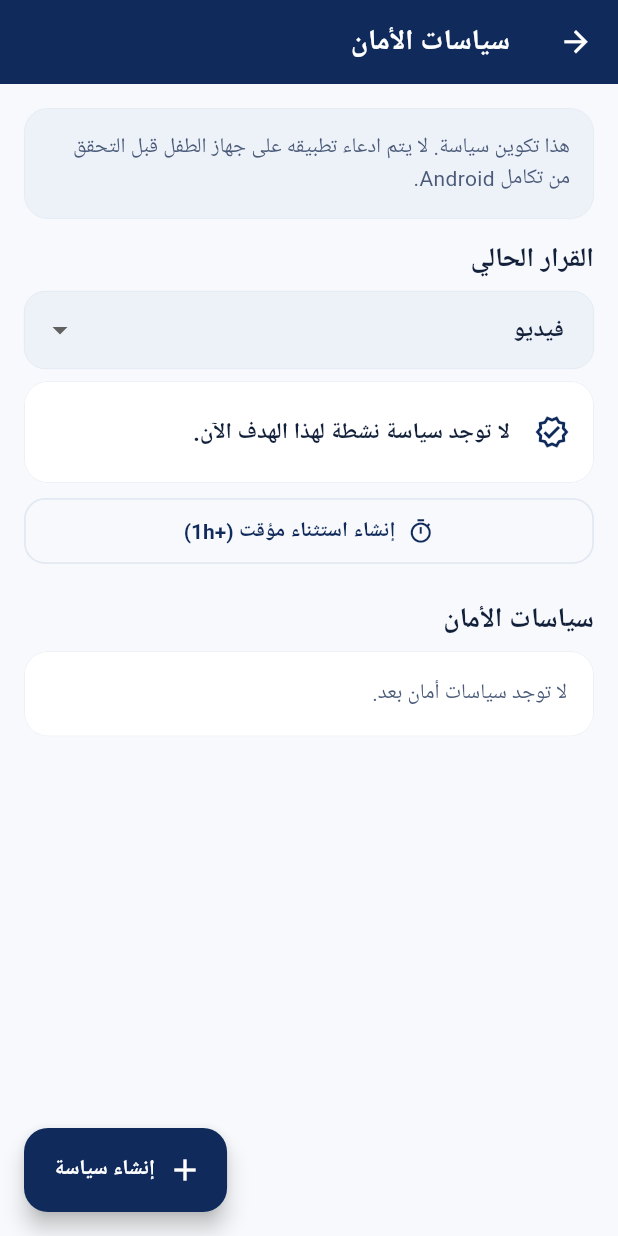
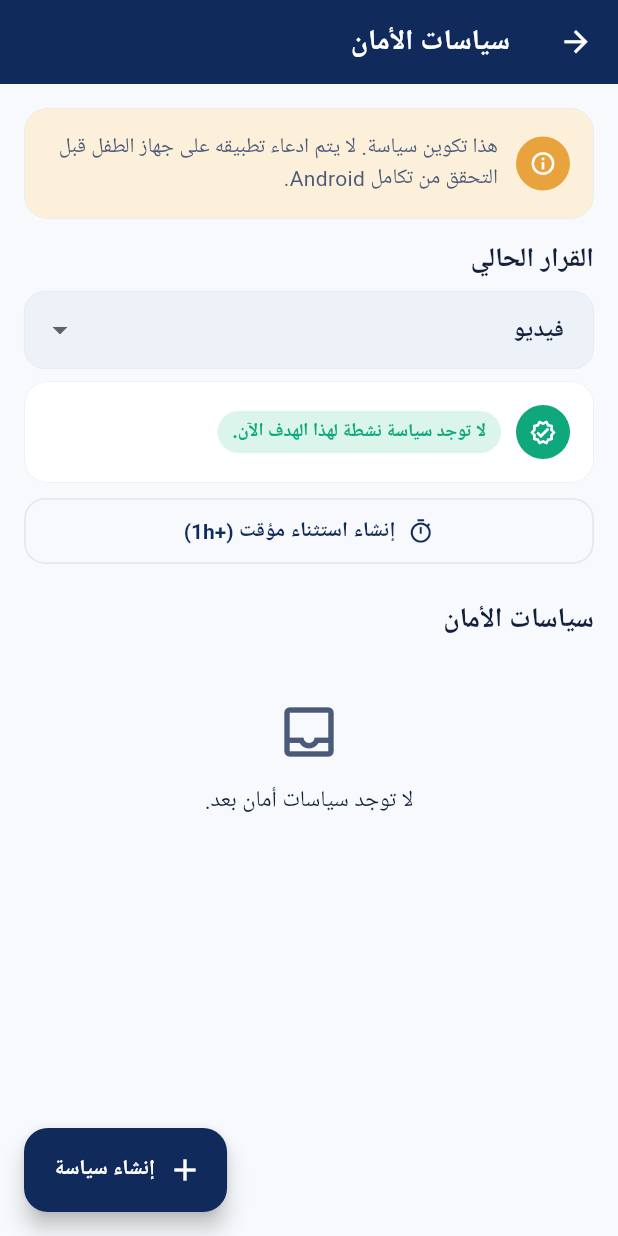
Before and after one commit to Bassam-mohammed-alqaeadi/Guardian-Eye, a Flutter app: the SafetyPoliciesScreen screen opened directly with empty values, on a phone screen of 412 x 824 dp. Run offline on Flutter 3.47's test engine with Material 3 defaults, Android fonts, the phone set to English and light mode, and no system bars; our stand-ins replace cloud_firestore, cloud_functions, connectivity_plus, dio, firebase_auth, firebase_core and 8 more; accounts and stored records are empty; Roboto replaces fonts that are missing (Cairo).

Commit message:
Phase 1: Upgrade all baseline screens to design system primitives
- Pairing, Device Link, Child Redemption, Safety Actions: GuardianStateView
  for loading/error/unauthorized/empty, GuardianCard + icon badges for QR
  and outcome surfaces, GuardianStatusChip for expiry and sync states
- Screen-Time Policies (child-centric): GuardianCard for all three admin
  cards, GuardianStateView for empty/error sections, decision chips,
  tokenized read-only spouse banner
- Safety Policies, Child Device Status: card tokenization, honest states
- Daily Safety / Exception Requests / Timeline: GuardianCard with status
  chips, info banner, GuardianStateView replacing ad-hoc retry
- Family Members: overview/unauthorized/empty tiles and member tiles
- GuardianStateView gains optional title; screen-time empty action uses
  createPolicy to preserve the exact 'addFirstPolicy' contract
- Docs: 06_ux/02_screens/INDEX.md updated to Phase 1 complete

All 247/247 tests green; flutter analyze clean. No backend changes.

```diff
--- a/lib/presentation/screens/safety_policies_screen.dart
+++ b/lib/presentation/screens/safety_policies_screen.dart
@@ -3,6 +3,8 @@ import 'package:flutter_riverpod/flutter_riverpod.dart';
 
 import '../../application/guardian_providers.dart';
 import '../../core/localization/app_localizations.dart';
+import '../../core/theme/guardian_tokens.dart';
+import '../widgets/guardian_primitives.dart';
 import '../../domain/guardian_models.dart';
 import '../../domain/policy_engine.dart';
 
@@ -325,22 +327,23 @@ class _SafetyPoliciesScreenState extends ConsumerState<SafetyPoliciesScreen> {
         body: _loading
             ? const Center(child: CircularProgressIndicator())
             : _error != null
-                ? Center(
-                    child: FilledButton.icon(
-                        onPressed: _load,
-                        icon: const Icon(Icons.refresh),
-                        label: Text(l10n.t('retry'))))
+                ? GuardianStateView(
+                    state: GuardianViewState.error,
+                    onRetry: _load)
                 : RefreshIndicator(
                     onRefresh: _load,
                     child:
                         ListView(padding: const EdgeInsets.all(16), children: [
-                      Card(
-                          color: Theme.of(context)
-                              .colorScheme
-                              .surfaceContainerHighest,
-                          child: Padding(
-                              padding: const EdgeInsets.all(16),
-                              child: Text(l10n.t('policyNotDeviceEnforced')))),
+                      GuardianCard(
+                          color: GuardianTokens.statusWatchSoft,
+                          child: Row(children: [
+                            GuardianIconBadge(
+                                icon: Icons.info_outline,
+                                background: GuardianTokens.statusWatch,
+                                size: 36),
+                            const SizedBox(width: 12),
+                            Expanded(child: Text(l10n.t('policyNotDeviceEnforced'))),
+                          ])),
                       const SizedBox(height: 16),
                       Text(l10n.t('policyExplanation'),
                           style: Theme.of(context).textTheme.titleLarge),
@@ -355,25 +358,40 @@ class _SafetyPoliciesScreenState extends ConsumerState<SafetyPoliciesScreen> {
                           onChanged: (value) => setState(() =>
                               _decisionTarget = value ?? _decisionTarget)),
                       const SizedBox(height: 8),
-                      Card(
-                          child: ListTile(
-                              leading: Icon(
-                                  decision.restricted
+                      GuardianCard(
+                          child: Column(
+                              crossAxisAlignment: CrossAxisAlignment.start,
+                              children: [
+                                Row(children: [
+                                  GuardianIconBadge(
+                                      icon: decision.restricted
                                           ? Icons.block
                                           : Icons.verified_outlined,
-                                  color: decision.restricted
-                                      ? Theme.of(context).colorScheme.error
-                                      : Theme.of(context).colorScheme.primary),
-                              title:
-                                  Text(decision.reason == 'temporary_override'
+                                      background: decision.restricted
+                                          ? GuardianTokens.statusAlert
+                                          : GuardianTokens.statusSafe,
+                                      size: 36),
+                                  const SizedBox(width: 10),
+                                  GuardianStatusChip(
+                                      label: decision.reason ==
+                                              'temporary_override'
                                           ? l10n.t('allowedByOverride')
                                           : decision.restricted
                                               ? l10n.t('restrictedByPolicy')
-                                          : l10n.t('noActivePolicy')),
-                              subtitle: override == null
+                                              : l10n.t('noActivePolicy'),
+                                      kind: decision.restricted
+                                          ? GuardianStatusKind.alert
+                                          : GuardianStatusKind.safe),
+                                ]),
+                                if (override != null) ...[
+                                  const SizedBox(height: 8),
+                                  Text(
+                                      '${l10n.t('overrideUntil')}: ${override.expiresAt.toLocal()}',
+                                      style: l10n.isRtl
                                           ? null
-                                  : Text(
-                                      '${l10n.t('overrideUntil')}: ${override.expiresAt.toLocal()}'))),
+                                          : null),
+                                ],
+                              ])),
                       const SizedBox(height: 8),
                       OutlinedButton.icon(
                           onPressed: _createOneHourOverride,
@@ -384,17 +402,18 @@ class _SafetyPoliciesScreenState extends ConsumerState<SafetyPoliciesScreen> {
                           style: Theme.of(context).textTheme.titleLarge),
                       const SizedBox(height: 8),
                       if (_policies.isEmpty)
-                        Card(
-                            child: Padding(
-                                padding: const EdgeInsets.all(18),
-                                child: Text(l10n.t('noPolicies'))))
+                        GuardianStateView(
+                            state: GuardianViewState.empty,
+                            message: l10n.t('noPolicies'))
                       else
-                        ..._policies.map((policy) => Card(
+                        ..._policies.map((policy) => GuardianCard(
                             child: ListTile(
                                 onTap: () => _openEditor(policy),
-                                leading: Icon(policy.enabled
-                                    ? Icons.shield_outlined
-                                    : Icons.shield_outlined),
+                                leading: GuardianIconBadge(
+                                    icon: Icons.shield_outlined,
+                                    background: policy.enabled
+                                        ? GuardianTokens.guardianNavy
+                                        : GuardianTokens.statusOffline),
                                 title: Text(policy.name),
                                 subtitle: Text(
                                     '${_timeLabel(context, policy.startMinute)} – ${_timeLabel(context, policy.endMinute)} · ${l10n.t('priority')}: ${policy.priority}${policy.dailyLimitMinutes == null ? '' : ' · ${l10n.t('dailyLimitMinutes')}: ${policy.dailyLimitMinutes}'}\n${policy.restrictedTargets.map((target) => _targetLabel(l10n, target)).join(', ')} · ${_syncLabel(l10n, policy.syncState)}'),
--- a/lib/presentation/widgets/guardian_primitives.dart
+++ b/lib/presentation/widgets/guardian_primitives.dart
@@ -286,17 +286,23 @@ class GuardianStateView extends StatelessWidget {
   const GuardianStateView({
     super.key,
     required this.state,
+    this.title,
     this.message,
     this.onRetry,
     this.onPrimaryAction,
     this.primaryActionLabel,
+    this.onSecondaryAction,
+    this.secondaryActionLabel,
   });
 
   final GuardianViewState state;
+  final String? title;
   final String? message;
   final VoidCallback? onRetry;
   final VoidCallback? onPrimaryAction;
   final String? primaryActionLabel;
+  final VoidCallback? onSecondaryAction;
+  final String? secondaryActionLabel;
 
   @override
   Widget build(BuildContext context) {
@@ -366,6 +372,12 @@ class GuardianStateView extends StatelessWidget {
                   color: GuardianTokens.statusOffline,
                 ),
                 const SizedBox(height: 12),
+                if (title != null) ...[
+                  Text(title!,
+                      textAlign: TextAlign.center,
+                      style: theme.textTheme.titleMedium),
+                  const SizedBox(height: 6),
+                ],
                 Text(
                   message ??
                       (state == GuardianViewState.offline
@@ -386,6 +398,13 @@ class GuardianStateView extends StatelessWidget {
                     onPressed: onRetry,
                     icon: const Icon(Icons.refresh_outlined),
                     label: Text(l10n.t('retry')),
+                  ),
+                ],
+                if (onSecondaryAction != null) ...[
+                  const SizedBox(height: 8),
+                  TextButton(
+                    onPressed: onSecondaryAction,
+                    child: Text(secondaryActionLabel ?? l10n.t('continue')),
                   ),
                 ],
               ],
```
Also changed, not shown: lib/presentation/screens/child_device_status_screen.dart (+38 -35 lines), lib/presentation/screens/child_redemption_screen.dart (+38 -34 lines), lib/presentation/screens/family_members_screen.dart (+55 -65 lines), lib/presentation/screens/family_safety_experience_screens.dart (+63 -25 lines), lib/presentation/screens/pairing_screen.dart (+35 -10 lines), lib/presentation/screens/safety_actions_screen.dart (+13 -8 lines), lib/presentation/screens/screen_time_policies_screen.dart (+115 -96 lines), 1 other file. Lines whose indentation alone changed are shown as unchanged.
